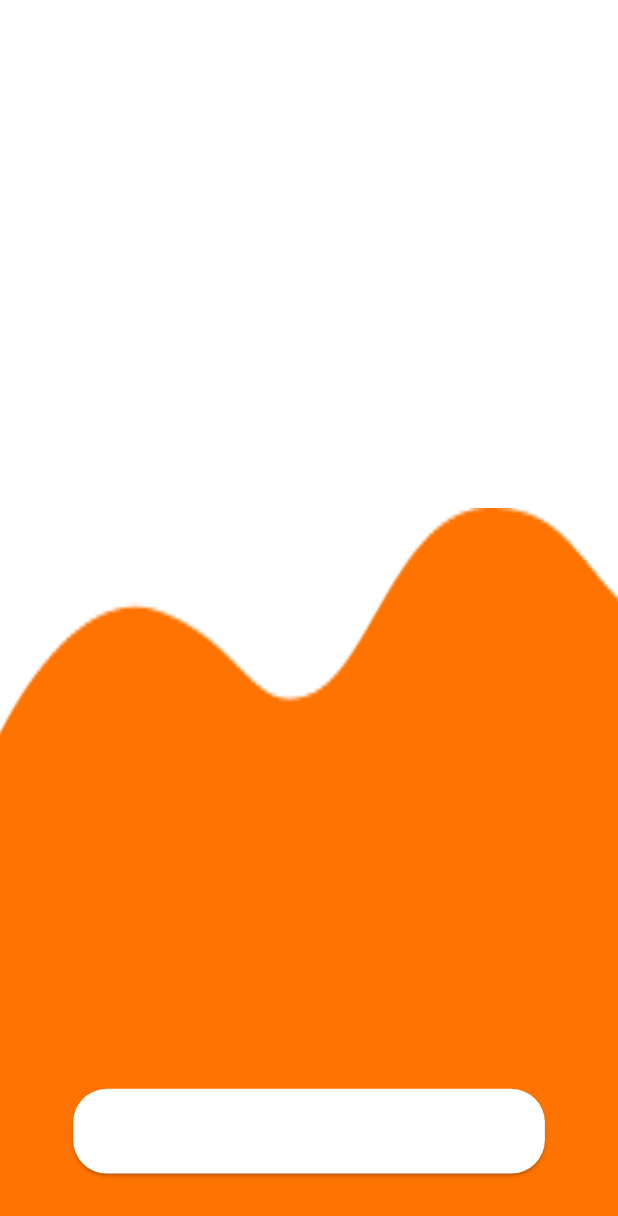
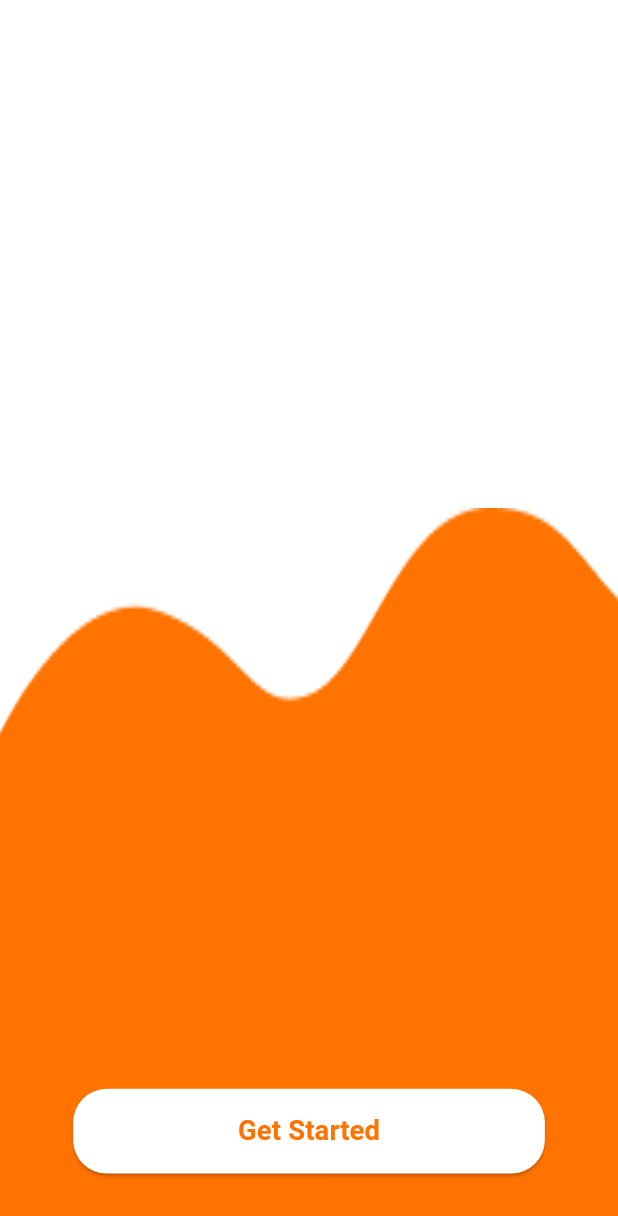
Before and after one commit to RamiYahya07/AutoCar-App, a Flutter app: the first screen one second after launch, on a phone screen of 412 x 824 dp. Shown: the top 1216 px of the screen. Run offline on Flutter 3.47's test engine with Material 3 defaults, Android fonts, the phone set to English and light mode, and no system bars; our stand-ins replace flutter_screenutil, go_router.

Commit message:
edit splash

```diff
--- a/lib/presentation/intro/views/splash_screen.dart
+++ b/lib/presentation/intro/views/splash_screen.dart
@@ -119,6 +119,7 @@ class _SplashScreenState extends State<SplashScreen>
               child: SlideTransition(
                 position: _slideButton,
                 child: CustomButton.circularButton(
+                  textColor: AppColors.kPrimaryColor,
                   color: Colors.white,
                   title: "Get Started",
                   onTap: () {
```
